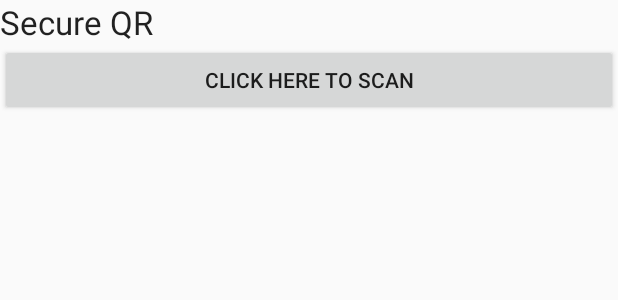
After one commit to bipinkh/SecureQR, an Android app: the layout activity_home.xml on its own in the app's theme, with its tools: preview values and no code run, on a phone screen of 412 x 824 dp. The commit adds this screen. Shown: the top 300 px of the screen. Run offline under Robolectric (Android 15) with nearby library versions, the phone set to English and light mode, and no system bars.

Commit message:
Home Activity added

```diff
--- a/app/src/main/java/com/bipinkh/secureqr/MainActivity.java
+++ b/app/src/main/java/com/bipinkh/secureqr/MainActivity.java
@@ -1,6 +1,5 @@
 package com.bipinkh.secureqr;
 
-import android.Manifest;
 import android.content.DialogInterface;
 import android.content.pm.PackageManager;
 import android.os.Build;
--- /dev/null
+++ b/app/src/main/res/layout/activity_home.xml
@@ -0,0 +1,31 @@
+<?xml version="1.0" encoding="utf-8"?>
+<LinearLayout xmlns:android="http://schemas.android.com/apk/res/android"
+    android:id="@+id/linearLayout1"
+    android:layout_width="fill_parent"
+    android:layout_height="fill_parent"
+    android:orientation="vertical" >
+
+    <TextView
+        android:id="@+id/textView1"
+        android:layout_width="wrap_content"
+        android:layout_height="wrap_content"
+        android:text="Secure QR"
+        android:textAppearance="?android:attr/textAppearanceLarge" />
+
+    <!--todo-->
+    <!--make the encryption-decryption function-->
+    <!--make the string read-write-->
+    <!--make the user input string-->
+    <!--make qr url-->
+    <!--send qr-->
+    <!--spinners for options-->
+    <!--make the encode-decode function-->
+
+
+    <Button
+        android:id="@+id/nextbutton"
+        android:layout_width="fill_parent"
+        android:layout_height="wrap_content"
+        android:text="Click here to scan" />
+
+</LinearLayout>
--- a/app/src/main/res/layout/activity_main.xml
+++ b/app/src/main/res/layout/activity_main.xml
@@ -9,7 +9,7 @@
     <TextView
         android:layout_width="wrap_content"
         android:layout_height="wrap_content"
-        android:text="Hello World!"
+        android:text="Working Area"
         app:layout_constraintBottom_toBottomOf="parent"
         app:layout_constraintLeft_toLeftOf="parent"
         app:layout_constraintRight_toRightOf="parent"
```
Also changed, not shown: app/src/main/AndroidManifest.xml (+7 -2 lines), app/src/main/java/com/bipinkh/secureqr/HomeActivity.java (added, +38 -0 lines).
